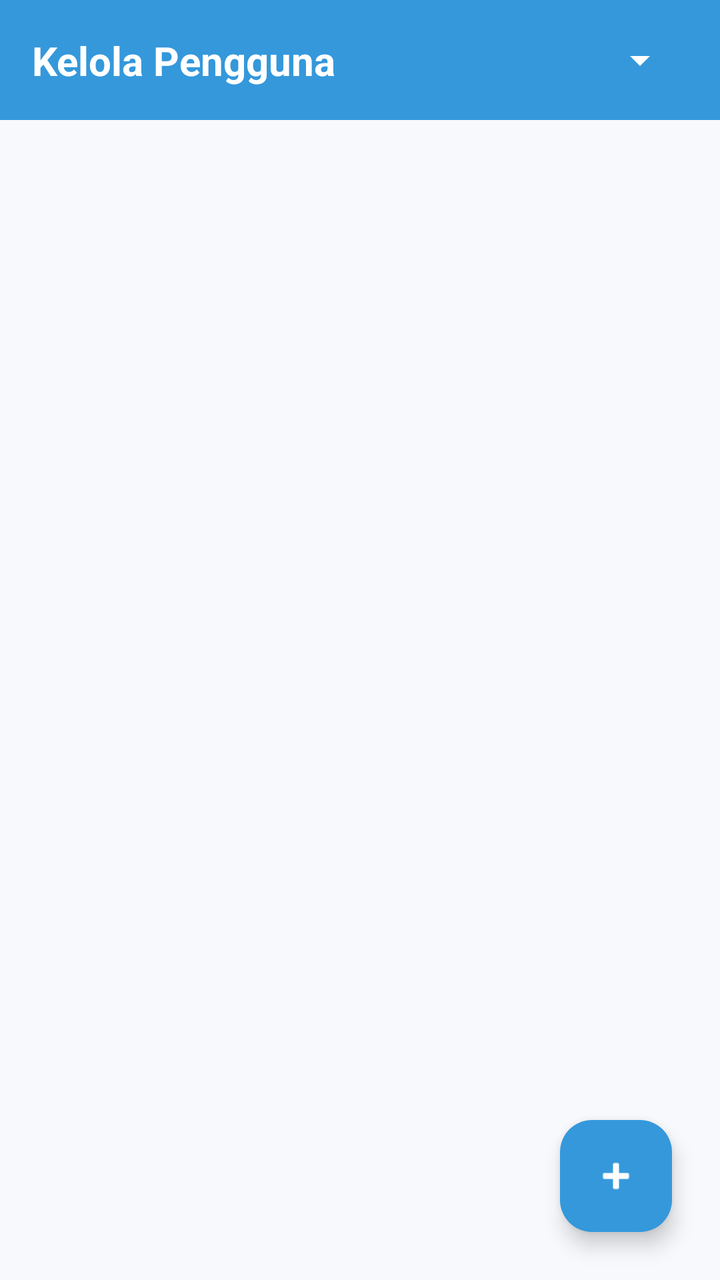
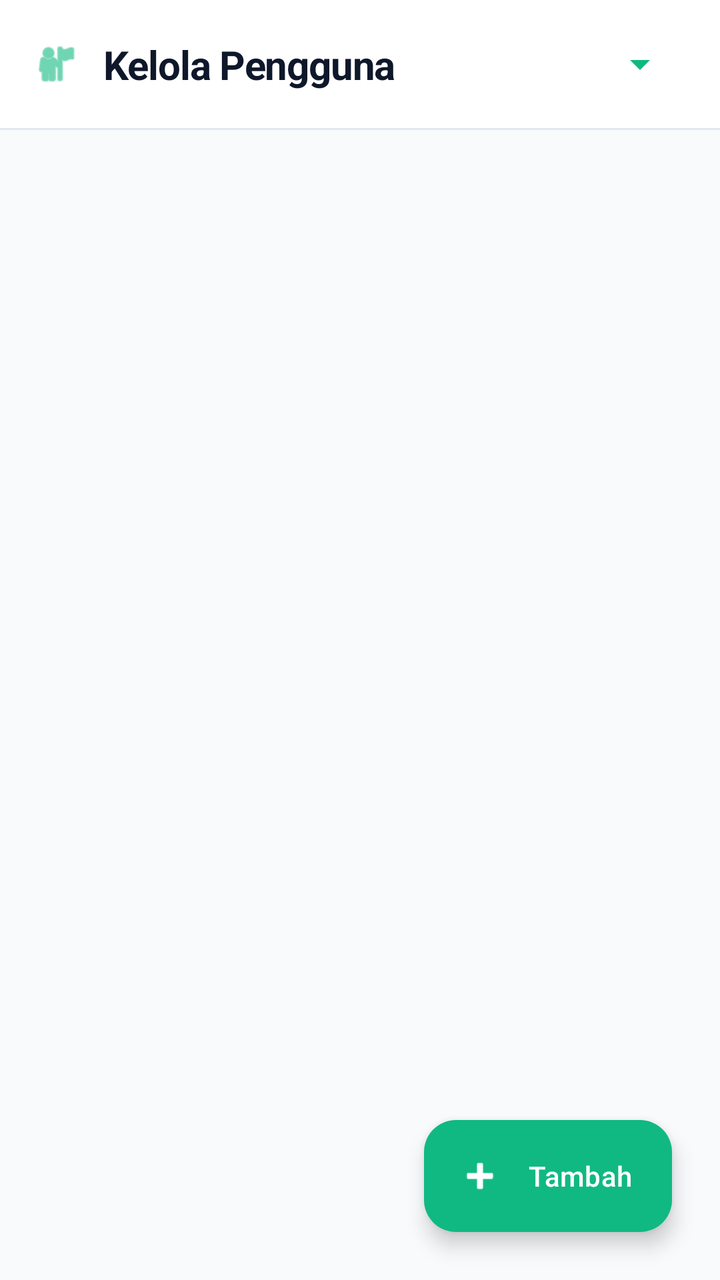

The first picture is an Android layout as it rendered before a commit; the second is the same layout after the commit. The layout source and the unified diff follow.
<!-- AndroidManifest.xml: application theme Theme.IFUnjaniExam -->
<!-- res/layout/activity_admin_manage_user.xml -->
<?xml version="1.0" encoding="utf-8"?>
<androidx.constraintlayout.widget.ConstraintLayout xmlns:android="http://schemas.android.com/apk/res/android"
    xmlns:app="http://schemas.android.com/apk/res-auto"
    android:layout_width="match_parent"
    android:layout_height="match_parent"
    android:background="#f8f9fc">

    <androidx.constraintlayout.widget.ConstraintLayout
        android:id="@+id/topBar"
        android:layout_width="match_parent"
        android:layout_height="60dp"
        android:background="#3498db"
        app:layout_constraintTop_toTopOf="parent">

        <TextView
            android:id="@+id/tvHeaderTitle"
            android:layout_width="wrap_content"
            android:layout_height="wrap_content"
            android:layout_marginStart="16dp"
            android:text="Kelola Pengguna"
            android:textColor="@android:color/white"
            android:textSize="20sp"
            android:textStyle="bold"
            app:layout_constraintBottom_toBottomOf="parent"
            app:layout_constraintStart_toStartOf="parent"
            app:layout_constraintTop_toTopOf="parent" />
            
        <Spinner
            android:id="@+id/spRoleFilter"
            android:layout_width="wrap_content"
            android:layout_height="wrap_content"
            android:layout_marginEnd="16dp"
            android:backgroundTint="@android:color/white"
            app:layout_constraintBottom_toBottomOf="parent"
            app:layout_constraintEnd_toEndOf="parent"
            app:layout_constraintTop_toTopOf="parent" />
    </androidx.constraintlayout.widget.ConstraintLayout>

    <androidx.recyclerview.widget.RecyclerView
        android:id="@+id/rvUsers"
        android:layout_width="match_parent"
        android:layout_height="0dp"
        android:padding="8dp"
        android:clipToPadding="false"
        app:layout_constraintTop_toBottomOf="@id/topBar"
        app:layout_constraintBottom_toTopOf="@id/fabAddUser" />

    <com.google.android.material.floatingactionbutton.FloatingActionButton
        android:id="@+id/fabAddUser"
        android:layout_width="wrap_content"
        android:layout_height="wrap_content"
        android:layout_margin="24dp"
        android:src="@android:drawable/ic_input_add"
        app:backgroundTint="#3498db"
        app:tint="@android:color/white"
        app:layout_constraintBottom_toBottomOf="parent"
        app:layout_constraintEnd_toEndOf="parent" />

    <ProgressBar
        android:id="@+id/progressBar"
        android:layout_width="wrap_content"
        android:layout_height="wrap_content"
        android:visibility="gone"
        app:layout_constraintTop_toTopOf="parent"
        app:layout_constraintBottom_toBottomOf="parent"
        app:layout_constraintStart_toStartOf="parent"
        app:layout_constraintEnd_toEndOf="parent" />

</androidx.constraintlayout.widget.ConstraintLayout>
<!-- resources referenced by this layout -->
<resources>
  <style name="Theme.IFUnjaniExam" parent="Base.Theme.IFUnjaniExam" />
  <style name="Base.Theme.IFUnjaniExam" parent="Theme.Material3.DayNight.NoActionBar">
          
          
      </style>
</resources>

<!-- the commit's change to res/layout/activity_admin_manage_user.xml (unified diff, before → after) -->
@@ -3,56 +3,84 @@
     xmlns:app="http://schemas.android.com/apk/res-auto"
     android:layout_width="match_parent"
     android:layout_height="match_parent"
-    android:background="#f8f9fc">
+    android:background="#F8FAFC">
 
-    <androidx.constraintlayout.widget.ConstraintLayout
-        android:id="@+id/topBar"
+    <com.google.android.material.appbar.AppBarLayout
+        android:id="@+id/appBarLayout"
         android:layout_width="match_parent"
-        android:layout_height="60dp"
-        android:background="#3498db"
+        android:layout_height="wrap_content"
+        app:elevation="0dp"
+        android:background="#FFFFFF"
         app:layout_constraintTop_toTopOf="parent">
 
-        <TextView
-            android:id="@+id/tvHeaderTitle"
-            android:layout_width="wrap_content"
-            android:layout_height="wrap_content"
-            android:layout_marginStart="16dp"
-            android:text="Kelola Pengguna"
-            android:textColor="@android:color/white"
-            android:textSize="20sp"
-            android:textStyle="bold"
-            app:layout_constraintBottom_toBottomOf="parent"
-            app:layout_constraintStart_toStartOf="parent"
-            app:layout_constraintTop_toTopOf="parent" />
-            
-        <Spinner
-            android:id="@+id/spRoleFilter"
-            android:layout_width="wrap_content"
-            android:layout_height="wrap_content"
-            android:layout_marginEnd="16dp"
-            android:backgroundTint="@android:color/white"
-            app:layout_constraintBottom_toBottomOf="parent"
-            app:layout_constraintEnd_toEndOf="parent"
-            app:layout_constraintTop_toTopOf="parent" />
-    </androidx.constraintlayout.widget.ConstraintLayout>
+        <androidx.constraintlayout.widget.ConstraintLayout
+            android:id="@+id/topBar"
+            android:layout_width="match_parent"
+            android:layout_height="?attr/actionBarSize">
+
+            <ImageView
+                android:id="@+id/ivIcon"
+                android:layout_width="24dp"
+                android:layout_height="24dp"
+                android:layout_marginStart="16dp"
+                android:src="@android:drawable/ic_menu_myplaces"
+                app:tint="#10B981"
+                app:layout_constraintBottom_toBottomOf="parent"
+                app:layout_constraintStart_toStartOf="parent"
+                app:layout_constraintTop_toTopOf="parent" />
+
+            <TextView
+                android:id="@+id/tvHeaderTitle"
+                android:layout_width="wrap_content"
+                android:layout_height="wrap_content"
+                android:layout_marginStart="12dp"
+                android:text="Kelola Pengguna"
+                android:textColor="#0F172A"
+                android:textSize="20sp"
+                android:textStyle="bold"
+                android:letterSpacing="-0.02"
+                app:layout_constraintBottom_toBottomOf="parent"
+                app:layout_constraintStart_toEndOf="@id/ivIcon"
+                app:layout_constraintTop_toTopOf="parent" />
+                
+            <Spinner
+                android:id="@+id/spRoleFilter"
+                android:layout_width="wrap_content"
+                android:layout_height="wrap_content"
+                android:layout_marginEnd="16dp"
+                android:backgroundTint="#10B981"
+                app:layout_constraintBottom_toBottomOf="parent"
+                app:layout_constraintEnd_toEndOf="parent"
+                app:layout_constraintTop_toTopOf="parent" />
+        </androidx.constraintlayout.widget.ConstraintLayout>
+
+        <View
+            android:layout_width="match_parent"
+            android:layout_height="1dp"
+            android:background="#E2E8F0" />
+    </com.google.android.material.appbar.AppBarLayout>
 
     <androidx.recyclerview.widget.RecyclerView
         android:id="@+id/rvUsers"
         android:layout_width="match_parent"
         android:layout_height="0dp"
-        android:padding="8dp"
+        android:paddingTop="8dp"
+        android:paddingBottom="100dp"
         android:clipToPadding="false"
-        app:layout_constraintTop_toBottomOf="@id/topBar"
-        app:layout_constraintBottom_toTopOf="@id/fabAddUser" />
+        app:layout_constraintTop_toBottomOf="@id/appBarLayout"
+        app:layout_constraintBottom_toBottomOf="parent" />
 
-    <com.google.android.material.floatingactionbutton.FloatingActionButton
+    <com.google.android.material.floatingactionbutton.ExtendedFloatingActionButton
         android:id="@+id/fabAddUser"
         android:layout_width="wrap_content"
         android:layout_height="wrap_content"
         android:layout_margin="24dp"
-        android:src="@android:drawable/ic_input_add"
-        app:backgroundTint="#3498db"
-        app:tint="@android:color/white"
+        android:text="Tambah"
+        app:icon="@android:drawable/ic_input_add"
+        android:textColor="#FFFFFF"
+        app:iconTint="#FFFFFF"
+        app:backgroundTint="#10B981"
+        app:elevation="4dp"
         app:layout_constraintBottom_toBottomOf="parent"
         app:layout_constraintEnd_toEndOf="parent" />
 
@@ -61,6 +89,7 @@
         android:layout_width="wrap_content"
         android:layout_height="wrap_content"
         android:visibility="gone"
+        android:indeterminateTint="#10B981"
         app:layout_constraintTop_toTopOf="parent"
         app:layout_constraintBottom_toBottomOf="parent"
         app:layout_constraintStart_toStartOf="parent"
